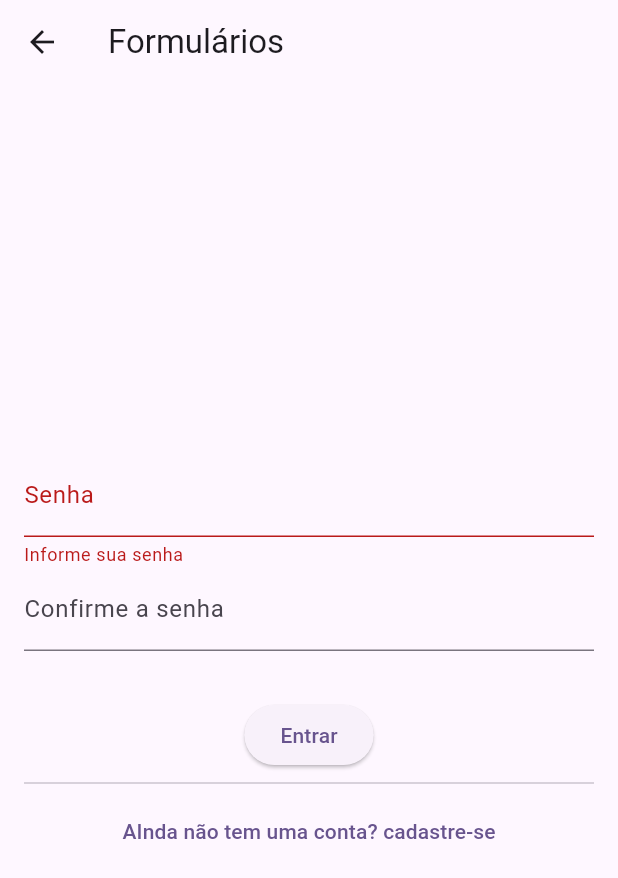
After one commit to D4niieell/flutter_application_1, a Flutter app: the Formulario screen opened directly, after a tap on "Entrar", on a phone screen of 412 x 824 dp. The commit adds this screen. Shown: the top 878 px of the screen. Run offline on Flutter 3.47's test engine with Material 3 defaults, Android fonts, the phone set to English and light mode, and no system bars.

Commit message:
Novas atualizações do código

```diff
--- /dev/null
+++ b/Notas/funcao-GridView.txt
@@ -0,0 +1,37 @@
+Classe GridView
+Uma matriz bidimensional de widgets com opção de rolagem.
+
+A direção do eixo principal de uma grade é a direção na qual ela rola ( scrollDirection ).
+
+Os layouts de grade mais comuns são GridView.count , que cria um layout com um número fixo de blocos no eixo transversal, e GridView.extent , que cria um layout com blocos que possuem uma extensão máxima no eixo transversal. Um SliverGridDelegate personalizado pode produzir um arranjo 2D arbitrário de filhos, incluindo arranjos desalinhados ou sobrepostos.
+Para criar uma grade com um grande (ou infinito) número de filhos, use o construtor GridView.builder com um SliverGridDelegateWithFixedCrossAxisCount ou um SliverGridDelegateWithMaxCrossAxisExtent para o gridDelegate.
+Para usar um SliverChildDelegate personalizado , use GridView.custom .
+Para criar uma matriz linear de filhos, use um ListView .
+Para controlar o deslocamento inicial da rolagem da visualização, forneça um controlador com a propriedade ScrollController.initialScrollOffset definida.
+
+Transição para CustomScrollView
+Um GridView é basicamente um CustomScrollView com um único SliverGrid em sua propriedade CustomScrollView.slivers .
+
+Se o GridView não for mais suficiente, por exemplo, porque a visualização de rolagem precisa ter tanto uma grade quanto uma lista, ou porque a grade precisa ser combinada com um SliverAppBar , etc., é muito simples migrar o código que usa GridView para usar CustomScrollView diretamente.
+
+As propriedades key , scrollDirection , reverse , controller , primary , physics e shrinkWrap do GridView correspondem diretamente às propriedades de mesmo nome no CustomScrollView .
+
+A propriedade CustomScrollView.slivers deve ser uma lista contendo apenas um SliverGrid .
+
+A propriedade childrenDelegate em GridView corresponde à propriedade SliverGrid.delegate , e a propriedade gridDelegate em GridView corresponde à propriedade SliverGrid.gridDelegate .
+
+Os argumentos dos construtores `GridView` , `GridView.count` e `GridView.extent`children correspondem ao `childrenDelegate` sendo um ` SliverChildListDelegate` com o mesmo argumento. Os argumentos do construtor `GridView.builder` correspondem ao `childrenDelegate` sendo um `SliverChildBuilderDelegate` com os argumentos correspondentes.itemBuilderchildCount
+
+Os construtores GridView.count e GridView.extent criam delegados de grade personalizados e possuem construtores com nomes equivalentes em SliverGrid para facilitar a transição: SliverGrid.count e SliverGrid.extent, respectivamente.
+
+A propriedade padding corresponde a ter um SliverPadding na propriedade CustomScrollView.slivers em vez da própria grade, e a ter o SliverGrid como filho do SliverPadding .
+
+Depois que o código for adaptado para usar o CustomScrollView , outros slivers, como SliverList ou SliverAppBar , podem ser adicionados à lista CustomScrollView.slivers .
+
+Persistir a posição de rolagem durante uma sessão
+Os widgets de rolagem tentam persistir sua posição de rolagem usando o PageStorage . Isso pode ser desativado definindo `ScrollController.keepScrollOffset` como `false` no controlador . Se estiver ativado, recomenda-se usar uma ` PageStorageKey` como chave deste widget para ajudar a diferenciar os widgets de rolagem.
+
+
+Exemplos
+Este exemplo demonstra como criar um GridView com duas colunas.
+Os elementos filhos são espaçados usando as propriedades crossAxisSpacing`display` e `display` mainAxisSpacing .
--- /dev/null
+++ b/lib/screens/formulario.dart
@@ -0,0 +1,134 @@
+import 'package:flutter/material.dart';
+
+class Formulario extends StatefulWidget {
+  const Formulario({super.key});
+
+  @override
+  State<Formulario> createState() => _FormularioState();
+}
+
+class _FormularioState extends State<Formulario> {
+  final _formKey = GlobalKey<FormState>();
+
+  final _nomeController = TextEditingController();
+  final _emailController = TextEditingController();
+  final _senhaController = TextEditingController();
+  final _confirmarSenhaController = TextEditingController();
+
+  bool entrar = true; // true = login, false = cadastro
+
+  @override
+  void dispose() {
+    _nomeController.dispose();
+    _emailController.dispose();
+    _senhaController.dispose();
+    _confirmarSenhaController.dispose();
+    super.dispose();
+  }
+
+  void _alterarModo() {
+    setState(() {
+      entrar = !entrar;
+      _nomeController.clear();
+      _senhaController.clear();
+      _confirmarSenhaController.clear();
+      _formKey.currentState?.reset(); // limpa erros ao trocar de modo
+    });
+  }
+
+  void _enviar() {
+    if (!_formKey.currentState!.validate()) return;
+
+    if (entrar) {
+      // TODO: logica de login
+      ScaffoldMessenger.of(context).showSnackBar(
+        SnackBar(content: Text('Login com ${_emailController.text}')),
+      );
+    } else {
+      // TODO: Lógica de cadastro (API, Firebase, etc.)
+      ScaffoldMessenger.of(context).showSnackBar(
+        SnackBar(content: Text('Conta criada para ${_nomeController.text}')),
+      );
+    }
+  }
+
+  @override
+  Widget build(BuildContext context) {
+    return Scaffold(
+      appBar: AppBar(title: Text('Formulários')),
+      body: Form(
+        key: _formKey,
+        child: Center(
+          child: SingleChildScrollView(
+            padding: const EdgeInsets.all(16.0),
+            child: Column(
+              mainAxisSize: MainAxisSize.min,
+              children: [
+                Visibility(
+                  visible: !entrar,
+                  child: TextFormField(
+                    decoration: InputDecoration(label: Text('Nome')),
+                  ),
+                ),
+                // Campo exibido apenas no cadastro
+                if (!entrar)
+                  TextFormField(
+                    decoration: InputDecoration(label: Text('E-mail')),
+                    validator: (value) {
+                      if (value == null || value.trim().isEmpty) {
+                        return 'Informe o seu e-mail';
+                      }
+                      if (!value.contains('@') || !value.contains('.')) {
+                        return 'E-mail inválido';
+                      }
+                      return null;
+                    },
+                  ),
+
+                TextFormField(
+                  controller: _senhaController,
+                  obscureText: true,
+                  decoration: const InputDecoration(label: Text('Senha')),
+                  validator: (value) {
+                    if (value == null || value.isEmpty) {
+                      return 'Informe sua senha';
+                    }
+                    if (!entrar && value.length < 6) {
+                      return 'A senha deve ter no mínimo 6 caracteres';
+                    }
+                    return null;
+                  },
+                ),
+
+                Visibility(
+                  visible: entrar,
+                  child: TextFormField(
+                    decoration: InputDecoration(
+                      label: Text('Confirme a senha'),
+                    ),
+                    obscureText: true,
+                  ),
+                ),
+                SizedBox(height: 32),
+
+                ElevatedButton(
+                  onPressed: _enviar,
+                  child: Text(entrar ? 'Entrar' : 'Cadastrar'),
+                ),
+                const Divider(),
+                TextButton(
+                  onPressed: _alterarModo,
+                  child: Text(
+                    (entrar)
+                        ? 'AInda não tem uma conta? cadastre-se'
+                        : 'Já tem uma conta? Entre',
+                  ),
+                ),
+              ],
+            ),
+          ),
+        ),
+      ),
+    );
+  }
+}
--- a/lib/screens/stateful.dart
+++ b/lib/screens/stateful.dart
@@ -1,5 +1,5 @@
 import 'package:flutter/material.dart';
-import 'package:fl/widgets/stateful_filho.dart';
+import 'package:flutter_application_1/widgets/stateful_filho.dart';
 
 class StatefulPai extends StatefulWidget {
   const new({super.key});
```
Also changed, not shown: Notas/Expanded-Flexible.txt (added, +12 -0 lines), lib/main.dart (+8 -0 lines), lib/screens/form_decoration.dart (added, +15 -0 lines).
